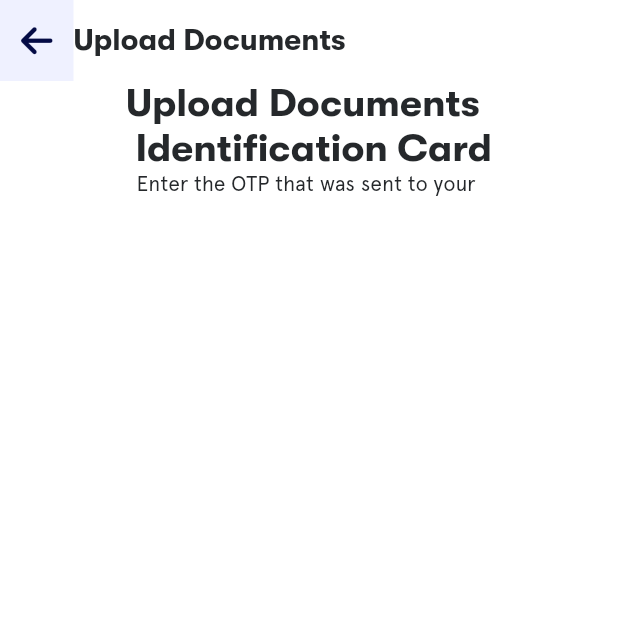
After one commit to MobileDevComm/mobile_dev_community_challenge, a Flutter app: the SecondScreen screen opened directly, on a phone screen of 412 x 824 dp, the top half of it. The commit adds this screen. Run offline on Flutter 3.47's test engine with Material 2 defaults, Android fonts, the light colour scheme and no system bars; our stand-ins replace flutter_svg, font_awesome_flutter.

Commit message:
second screen... going smooth, remains adding a widget such as dropdown and for selecting files ,

```diff
--- a/lib/ui/screens/first_screen.dart
+++ b/lib/ui/screens/first_screen.dart
@@ -1,6 +1,5 @@
 import 'package:flutter/material.dart';
 import 'package:mobile_dev_community_challenge/ui/style/colors.dart';
-import 'package:font_awesome_flutter/font_awesome_flutter.dart';
 
 import '../style/texts.dart';
 import 'package:mobile_dev_community_challenge/ui/widgets/ReusableWidgets.dart';
@@ -16,18 +15,7 @@ class FirstScreen extends StatelessWidget {
         children:[
           Row(
             children :[
-            Container(
-              height:54,
-              width:49,
-              color: AppColor.backButton,
-              decoration:BoxDecoration(
-                borderRadius: BorderRadius.circular(10),
-              ) ,
-              child:const Icon(
-                  FontAwesomeIcons.arrowLeft,
-                  color:AppColor.iconColor
-              ),
-              ),
+            arrowLeftIcon(),
             Text('Upload Documents', style:kHeadline3TextStyle),
           ],
           ),
--- /dev/null
+++ b/lib/ui/screens/second_screen.dart
@@ -0,0 +1,33 @@
+import 'package:flutter/material.dart';
+import 'package:mobile_dev_community_challenge/ui/widgets/ReusableWidgets.dart';
+
+import '../style/colors.dart';
+import '../style/texts.dart';
+
+class SecondScreen extends StatelessWidget {
+  const SecondScreen({Key? key}) : super(key: key);
+
+  @override
+  Widget build(BuildContext context) {
+    return Scaffold(
+      backgroundColor: AppColor.scaffoldBgColor,
+      body: Column(
+        children: [
+          Row(
+            children: [
+              arrowLeftIcon(),
+              Text('Upload Documents', style:kHeadline3TextStyle),
+            ],
+          ),
+          Column(
+            children: [
+              Text('Upload Documents\n Identification Card', style:kHeadline2TextStyle ,),
+              Text('Enter the OTP that was sent to your ',style:kBodyText1TextStyle,),
+            ],
+          ),
+
+        ],
+      ),
+    );
+  }
+}
--- a/lib/ui/widgets/ReusableWidgets.dart
+++ b/lib/ui/widgets/ReusableWidgets.dart
@@ -1,4 +1,5 @@
 import 'package:flutter/material.dart';
+import 'package:font_awesome_flutter/font_awesome_flutter.dart';
 import '../style/colors.dart';
 import '../style/texts.dart';
 import 'package:flutter_svg/flutter_svg.dart';
@@ -21,7 +22,7 @@ class BottomContainer1 extends StatelessWidget {
 }
 
 
-// for the containers i first screen
+// for the containers i first screen5
 class ReusableContainer1 extends StatelessWidget {
   ReusableContainer1({ required this.svgLogoURI,required this.text }) ;
 
@@ -46,3 +47,25 @@ class ReusableContainer1 extends StatelessWidget {
     );
   }
 }
+
+
+// for the arrow left icon button
+class arrowLeftIcon extends StatelessWidget {
+  const arrowLeftIcon( ) ;
+
+@override
+Widget build(BuildContext context) {
+  return Container(
+    height:54,
+    width:49,
+    color: AppColor.backButton,
+    decoration:BoxDecoration(
+      borderRadius: BorderRadius.circular(10),
+    ) ,
+    child:const Icon(
+        FontAwesomeIcons.arrowLeft,
+        color:AppColor.iconColor
+    ),
+  );
+}
+}
```
